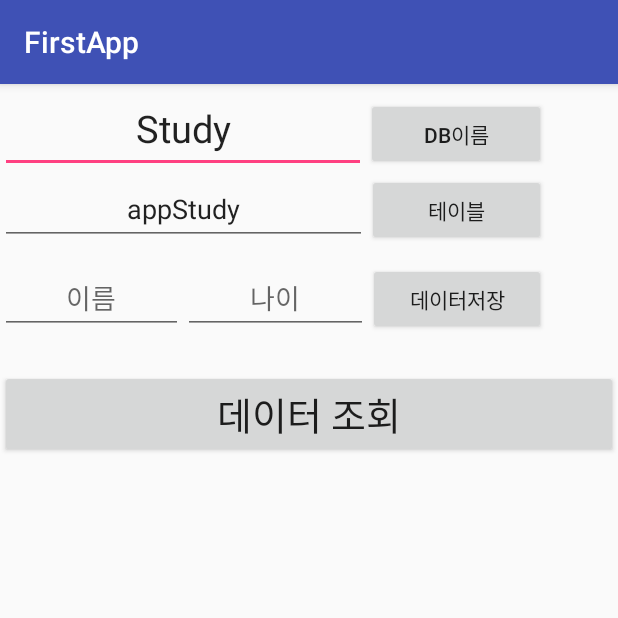
After one commit to korea-study/android_20170301, an Android app: the DatabaseActivity screen opened directly, with no data from a screen before it, on a phone screen of 412 x 824 dp, the top half of it. The commit adds this screen. Run offline under Robolectric (Android 15) with nearby library versions, the phone set to English and light mode, and no system bars.

Commit message:
안드로이드 데이터 저장 예제

```diff
--- a/FirstApp/app/build.gradle
+++ b/FirstApp/app/build.gradle
@@ -26,5 +26,6 @@ dependencies {
     })
     compile 'com.android.support:appcompat-v7:25.3.1'
     compile 'com.android.support.constraint:constraint-layout:1.0.2'
+    compile 'com.android.support:design:25.3.1'
     testCompile 'junit:junit:4.12'
 }
--- /dev/null
+++ b/FirstApp/app/src/main/java/com/example/administrator/firstapp/DatabaseActivity.java
@@ -0,0 +1,130 @@
+package com.example.administrator.firstapp;
+
+import android.content.Context;
+import android.database.Cursor;
+import android.database.sqlite.SQLiteDatabase;
+import android.os.Bundle;
+import android.support.v7.app.AppCompatActivity;
+import android.util.Log;
+import android.view.View;
+import android.widget.EditText;
+import android.widget.TextView;
+import android.widget.Toast;
+
+public class DatabaseActivity extends AppCompatActivity {
+
+    EditText editText;
+    EditText editText2;
+    EditText editText3;
+    EditText editText4;
+    TextView textView;
+
+    SQLiteDatabase database;
+    String databaseName;
+    String tableName;
+    String name;
+    int age;
+
+    @Override
+    protected void onCreate(Bundle savedInstanceState) {
+        super.onCreate(savedInstanceState);
+        setContentView(R.layout.activity_database);
+
+        editText = (EditText)findViewById(R.id.editText1);
+        editText2 = (EditText)findViewById(R.id.editText2);
+        editText3 = (EditText)findViewById(R.id.editText3);
+        editText4 = (EditText)findViewById(R.id.editText4);
+        textView = (TextView)findViewById(R.id.textView);
+
+    }
+
+    public void onButton1Clicked(View v){
+        databaseName = editText.getText().toString();
+
+        try {
+            //데이터베이스 오픈 할것. 열어주거나 없으면 생성
+            database = this.openOrCreateDatabase(databaseName, Context.MODE_PRIVATE,null);
+            //저장공간이 만들어진 것입니다.
+
+            Log.d("TEST","데이터베이스를 열었습니다. : "+databaseName);
+        }catch(Exception e){
+            e.printStackTrace();
+        }
+    }
+
+    public void onButton2Clicked(View v){
+        tableName = editText2.getText().toString();
+        try {
+            if(database != null){
+                database.execSQL("CREATE TABLE if not exists "+ tableName + "("
+                        + "_id integer PRIMARY KEY autoincrement, "
+                        + "name text, "
+                        + "age integer "
+                        + ")");
+                //내부적으로 관리하는 컬럼은 언더바를 사용해서 표기한다.
+                Log.d("TEST","테이블을 만들었습니다. : "+tableName);
+                //테이블도 마찬가지로 앱이 종료 됐다고 해도 사라지지 않는다.
+            }else{
+                Toast.makeText(getApplicationContext(),"데이터베이스를 먼저 열어야 합니다.", Toast.LENGTH_LONG).show();
+            }
+
+        }catch(Exception e){
+            e.printStackTrace();
+        }
+    }
+
+    public void onButton3Clicked(View v){
+        try {
+            if (tableName == null){
+                tableName = editText2.getText().toString();
+            }
+            if(database != null) {
+                name = editText3.getText().toString();
+                age = Integer.parseInt(editText4.getText().toString());
+                database.execSQL("insert into " + tableName + " (name, age ) values ('"
+                        + name + "' , " + age + " );");
+                Toast.makeText(getApplicationContext(), "데이터를 저장했습니다.", Toast.LENGTH_LONG).show();
+                editText3.setText("");
+                editText4.setText("");
+            }else{
+                Toast.makeText(getApplicationContext(),"데이터베이스를 먼저 열어야 합니다.", Toast.LENGTH_LONG).show();
+            }
+        }catch (Exception e){
+            e.printStackTrace();
+        }
+    }
+
+    public void onButton4Clicked(View v){
+
+        textView.setText("");
+        try {
+            if(tableName == null){
+                tableName = editText2.getText().toString();
+            }
+
+            if(database !=null){
+                Cursor cursor = database.rawQuery("select _id, name, age FROM "+tableName, null);
+                int count = cursor.getCount();
+                Log.d("TEST","cursor 갯수 : "+count);
+
+                for (int i = 0; i< count; i++){
+                    cursor.moveToNext();
+                    String name = cursor.getString(1);
+                    int age = cursor.getInt(2);
+
+                    textView.append(i+ " : "+name+" , "+age+"\n");
+                }
+
+                cursor.close();
+
+            }else{
+                Toast.makeText(getApplicationContext(),"데이터베이스를 먼저 열어야 합니다.", Toast.LENGTH_LONG).show();
+            }
+
+        }catch(Exception e){
+            e.printStackTrace();
+
+        }
+    }
+
+}
--- /dev/null
+++ b/FirstApp/app/src/main/res/layout/activity_database.xml
@@ -0,0 +1,116 @@
+<?xml version="1.0" encoding="utf-8"?>
+<LinearLayout xmlns:android="http://schemas.android.com/apk/res/android"
+    xmlns:app="http://schemas.android.com/apk/res-auto"
+    xmlns:tools="http://schemas.android.com/tools"
+    android:layout_width="match_parent"
+    android:layout_height="match_parent"
+    tools:context="com.example.administrator.firstapp.DatabaseActivity"
+    android:orientation="vertical">
+
+    <LinearLayout
+        android:layout_width="364dp"
+        android:layout_height="59dp"
+        android:orientation="horizontal"
+        tools:layout_editor_absoluteX="8dp"
+        tools:layout_editor_absoluteY="8dp">
+
+        <EditText
+            android:id="@+id/editText1"
+            android:layout_width="244dp"
+            android:layout_height="wrap_content"
+            android:ems="10"
+            android:hint="데이터베이스이름"
+            android:inputType="textPersonName"
+            android:text="Study"
+            android:textAlignment="center"
+            android:textSize="25dp" />
+
+        <Button
+            android:id="@+id/button1"
+            android:layout_width="wrap_content"
+            android:layout_height="wrap_content"
+            android:layout_weight="1"
+            android:onClick="onButton1Clicked"
+            android:text="DB이름" />
+    </LinearLayout>
+
+    <LinearLayout
+        android:layout_width="364dp"
+        android:layout_height="59dp"
+        android:orientation="horizontal"
+        tools:layout_editor_absoluteX="8dp"
+        tools:layout_editor_absoluteY="8dp">
+
+        <EditText
+            android:id="@+id/editText2"
+            android:layout_width="wrap_content"
+            android:layout_height="wrap_content"
+            android:layout_weight="1"
+            android:ems="10"
+            android:hint="테이블이름"
+            android:inputType="textPersonName"
+            android:text="appStudy"
+            android:textAlignment="center" />
+
+        <Button
+            android:id="@+id/button2"
+            android:layout_width="wrap_content"
+            android:layout_height="wrap_content"
+            android:layout_weight="1"
+            android:onClick="onButton2Clicked"
+            android:text="테이블" />
+    </LinearLayout>
+
+    <LinearLayout
+        android:layout_width="364dp"
+        android:layout_height="72dp"
+        android:orientation="horizontal"
+        tools:layout_editor_absoluteX="8dp"
+        tools:layout_editor_absoluteY="8dp">
+
+        <EditText
+            android:id="@+id/editText3"
+            android:layout_width="113dp"
+            android:layout_height="wrap_content"
+            android:layout_weight="0.29"
+            android:ems="10"
+            android:hint="이름"
+            android:inputType="textPersonName"
+            android:textAlignment="center" />
+
+        <EditText
+            android:id="@+id/editText4"
+            android:layout_width="108dp"
+            android:layout_height="wrap_content"
+            android:layout_weight="0.53"
+            android:ems="10"
+            android:hint="나이"
+            android:inputType="textPersonName"
+            android:textAlignment="center" />
+
+        <Button
+            android:id="@+id/button3"
+            android:layout_width="wrap_content"
+            android:layout_height="wrap_content"
+            android:layout_weight="1"
+            android:onClick="onButton3Clicked"
+            android:text="데이터저장" />
+    </LinearLayout>
+
+    <Button
+        android:id="@+id/button5"
+        android:layout_width="match_parent"
+        android:layout_height="wrap_content"
+        android:onClick="onButton4Clicked"
+        android:text="데이터 조회"
+        android:textSize="25dp" />
+
+    <TextView
+        android:id="@+id/textView"
+        android:layout_width="match_parent"
+        android:layout_height="wrap_content"
+        android:textAlignment="center"
+        android:textColor="@android:color/holo_blue_dark"
+        android:textSize="30dp" />
+
+</LinearLayout>
--- /dev/null
+++ b/FirstApp/app/src/main/res/values/dimens.xml
@@ -0,0 +1,3 @@
+<resources>
+    <dimen name="fab_margin">16dp</dimen>
+</resources>
--- a/FirstApp/app/src/main/res/values/strings.xml
+++ b/FirstApp/app/src/main/res/values/strings.xml
@@ -1,3 +1,6 @@
 <resources>
     <string name="app_name">FirstApp</string>
+    <string name="title_activity_preferences">PreferencesActivity</string>
+    <string name="title_activity_files">FilesActivity</string>
+    <string name="title_activity_database">DatabaseActivity</string>
 </resources>
```
Also changed, not shown: FirstApp/app/src/main/AndroidManifest.xml (+7 -1 lines), FirstApp/app/src/main/java/com/example/administrator/firstapp/FilesActivity.java (added, +161 -0 lines), FirstApp/app/src/main/java/com/example/administrator/firstapp/MainActivity.java (+4 -9 lines), FirstApp/app/src/main/java/com/example/administrator/firstapp/PreferencesActivity.java (added, +55 -0 lines), FirstApp/app/src/main/res/layout/activity_files.xml (added, +80 -0 lines), FirstApp/app/src/main/res/layout/activity_main.xml (+20 -38 lines), FirstApp/app/src/main/res/layout/activity_preferences.xml (added, +35 -0 lines), FirstApp/app/src/main/res/values/styles.xml (+9 -0 lines).
